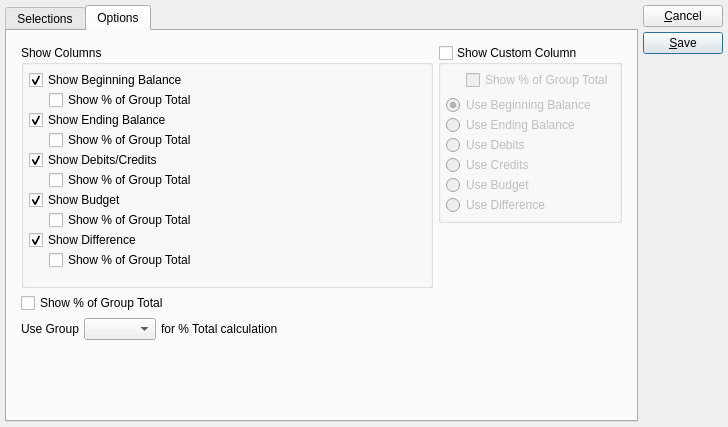
First picture: the form in xtuple/trunk/guiclient/financialLayoutItem.ui, repository WooodHead/xtuple, before the edit.
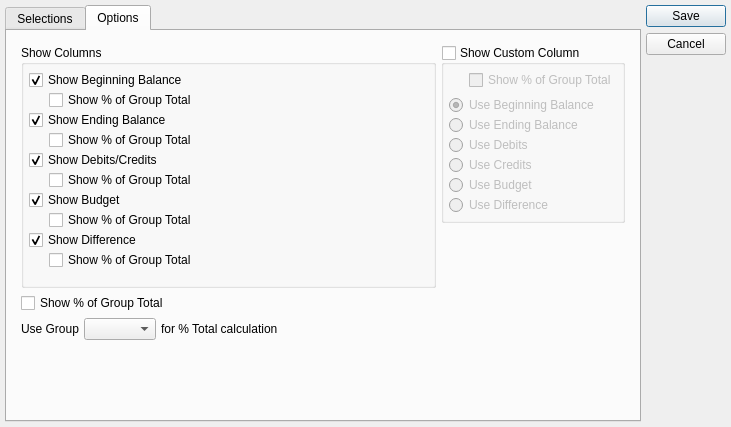
Second picture: the form after the edit. The open tabs and pages were chosen to show the change. Custom widgets are drawn as their Qt base class.

Commit message: issue #11869:  Some touch up to financial report layout for project accounting.

```diff
--- a/xtuple/trunk/guiclient/financialLayoutItem.ui
+++ b/xtuple/trunk/guiclient/financialLayoutItem.ui
@@ -8,22 +8,22 @@
 is available at www.xtuple.com/CPAL.  By using this software, you agree
 to be bound by its terms.</comment>
  <class>financialLayoutItem</class>
- <widget class="QDialog" name="financialLayoutItem" >
-  <property name="geometry" >
+ <widget class="QDialog" name="financialLayoutItem">
+  <property name="geometry">
    <rect>
     <x>0</x>
     <y>0</y>
-    <width>728</width>
+    <width>731</width>
     <height>427</height>
    </rect>
   </property>
   <property name="windowTitle" >
    <string>Financial Report Item</string>
   </property>
-  <layout class="QGridLayout" >
-   <item row="0" column="0" >
-    <widget class="QTabWidget" name="_tab" >
-     <property name="currentIndex" >
+  <layout class="QGridLayout" name="gridLayout">
+   <item row="0" column="0">
+    <widget class="QTabWidget" name="_tab">
+     <property name="currentIndex">
       <number>0</number>
      </property>
      <widget class="QWidget" name="_selection" >
@@ -397,39 +397,30 @@
       <attribute name="title" >
        <string>Options</string>
       </attribute>
-      <layout class="QGridLayout" >
-       <item row="0" column="0" >
-        <layout class="QGridLayout" >
-         <property name="leftMargin" >
+      <layout class="QGridLayout">
+       <item row="0" column="0">
+        <layout class="QGridLayout">
+         <property name="margin">
           <number>9</number>
          </property>
-         <property name="topMargin" >
-          <number>9</number>
-         </property>
-         <property name="rightMargin" >
-          <number>9</number>
-         </property>
-         <property name="bottomMargin" >
-          <number>9</number>
-         </property>
-         <item row="0" column="0" >
-          <layout class="QVBoxLayout" >
+         <item row="0" column="0">
+          <layout class="QVBoxLayout">
            <item>
-            <layout class="QVBoxLayout" >
+            <layout class="QVBoxLayout">
              <item>
-              <widget class="QGroupBox" name="_showColumns" >
-               <property name="title" >
+              <widget class="QGroupBox" name="_showColumns">
+               <property name="title">
                 <string>Show Columns</string>
                </property>
-               <layout class="QGridLayout" >
-                <item row="0" column="0" >
-                 <layout class="QVBoxLayout" >
-                  <property name="spacing" >
+               <layout class="QGridLayout">
+                <item row="0" column="0">
+                 <layout class="QVBoxLayout">
+                  <property name="spacing">
                    <number>0</number>
                   </property>
                   <item>
-                   <widget class="QCheckBox" name="_showBeginning" >
-                    <property name="text" >
+                   <widget class="QCheckBox" name="_showBeginning">
+                    <property name="text">
                      <string>Show Beginning Balance</string>
                     </property>
                     <property name="checked" >
@@ -438,8 +429,8 @@
                    </widget>
                   </item>
                   <item>
-                   <layout class="QHBoxLayout" >
-                    <property name="spacing" >
+                   <layout class="QHBoxLayout">
+                    <property name="spacing">
                      <number>0</number>
                     </property>
                     <item>
@@ -459,8 +450,8 @@
                      </spacer>
                     </item>
                     <item>
-                     <widget class="QCheckBox" name="_showBeginningPrcnt" >
-                      <property name="text" >
+                     <widget class="QCheckBox" name="_showBeginningPrcnt">
+                      <property name="text">
                        <string>Show % of Group Total</string>
                       </property>
                      </widget>
@@ -468,8 +459,8 @@
                    </layout>
                   </item>
                   <item>
-                   <widget class="QCheckBox" name="_showEnding" >
-                    <property name="text" >
+                   <widget class="QCheckBox" name="_showEnding">
+                    <property name="text">
                      <string>Show Ending Balance</string>
                     </property>
                     <property name="checked" >
@@ -478,8 +469,8 @@
                    </widget>
                   </item>
                   <item>
-                   <layout class="QHBoxLayout" >
-                    <property name="spacing" >
+                   <layout class="QHBoxLayout">
+                    <property name="spacing">
                      <number>0</number>
                     </property>
                     <item>
@@ -499,8 +490,8 @@
                      </spacer>
                     </item>
                     <item>
-                     <widget class="QCheckBox" name="_showEndingPrcnt" >
-                      <property name="text" >
+                     <widget class="QCheckBox" name="_showEndingPrcnt">
+                      <property name="text">
                        <string>Show % of Group Total</string>
                       </property>
                      </widget>
@@ -508,8 +499,8 @@
                    </layout>
                   </item>
                   <item>
-                   <widget class="QCheckBox" name="_showDB" >
-                    <property name="text" >
+                   <widget class="QCheckBox" name="_showDB">
+                    <property name="text">
                      <string>Show Debits/Credits</string>
                     </property>
                     <property name="checked" >
@@ -518,8 +509,8 @@
                    </widget>
                   </item>
                   <item>
-                   <layout class="QHBoxLayout" >
-                    <property name="spacing" >
+                   <layout class="QHBoxLayout">
+                    <property name="spacing">
                      <number>0</number>
                     </property>
                     <item>
@@ -539,8 +530,8 @@
                      </spacer>
                     </item>
                     <item>
-                     <widget class="QCheckBox" name="_showDBPrcnt" >
-                      <property name="text" >
+                     <widget class="QCheckBox" name="_showDBPrcnt">
+                      <property name="text">
                        <string>Show % of Group Total</string>
                       </property>
                      </widget>
@@ -548,8 +539,8 @@
                    </layout>
                   </item>
                   <item>
-                   <widget class="QCheckBox" name="_showBudget" >
-                    <property name="text" >
+                   <widget class="QCheckBox" name="_showBudget">
+                    <property name="text">
                      <string>Show Budget</string>
                     </property>
                     <property name="checked" >
@@ -558,8 +549,8 @@
                    </widget>
                   </item>
                   <item>
-                   <layout class="QHBoxLayout" >
-                    <property name="spacing" >
+                   <layout class="QHBoxLayout">
+                    <property name="spacing">
                      <number>0</number>
                     </property>
                     <item>
@@ -579,8 +570,8 @@
                      </spacer>
                     </item>
                     <item>
-                     <widget class="QCheckBox" name="_showBudgetPrcnt" >
-                      <property name="text" >
+                     <widget class="QCheckBox" name="_showBudgetPrcnt">
+                      <property name="text">
                        <string>Show % of Group Total</string>
                       </property>
                      </widget>
@@ -588,8 +579,8 @@
                    </layout>
                   </item>
                   <item>
-                   <widget class="QCheckBox" name="_showDiff" >
-                    <property name="text" >
+                   <widget class="QCheckBox" name="_showDiff">
+                    <property name="text">
                      <string>Show Difference</string>
                     </property>
                     <property name="checked" >
@@ -598,8 +589,8 @@
                    </widget>
                   </item>
                   <item>
-                   <layout class="QHBoxLayout" >
-                    <property name="spacing" >
+                   <layout class="QHBoxLayout">
+                    <property name="spacing">
                      <number>0</number>
                     </property>
                     <item>
@@ -619,8 +610,8 @@
                      </spacer>
                     </item>
                     <item>
-                     <widget class="QCheckBox" name="_showDiffPrcnt" >
-                      <property name="text" >
+                     <widget class="QCheckBox" name="_showDiffPrcnt">
+                      <property name="text">
                        <string>Show % of Group Total</string>
                       </property>
                      </widget>
@@ -649,15 +640,15 @@
               </widget>
              </item>
              <item>
-              <widget class="QCheckBox" name="_showPrcnt" >
-               <property name="text" >
+              <widget class="QCheckBox" name="_showPrcnt">
+               <property name="text">
                 <string>Show % of Group Total</string>
                </property>
               </widget>
              </item>
              <item>
-              <layout class="QHBoxLayout" >
-               <property name="spacing" >
+              <layout class="QHBoxLayout">
+               <property name="spacing">
                 <number>5</number>
                </property>
                <item>
@@ -712,11 +703,11 @@
            </item>
           </layout>
          </item>
-         <item row="0" column="1" >
-          <layout class="QVBoxLayout" >
+         <item row="0" column="1">
+          <layout class="QVBoxLayout">
            <item>
-            <widget class="QGroupBox" name="_showCustom" >
-             <property name="title" >
+            <widget class="QGroupBox" name="_showCustom">
+             <property name="title">
               <string>Show Custom Column</string>
              </property>
              <property name="checkable" >
@@ -725,25 +716,16 @@
              <property name="checked" >
               <bool>false</bool>
              </property>
-             <layout class="QVBoxLayout" >
-              <property name="spacing" >
+             <layout class="QVBoxLayout">
+              <property name="spacing">
                <number>5</number>
               </property>
-              <property name="leftMargin" >
-               <number>5</number>
-              </property>
-              <property name="topMargin" >
-               <number>5</number>
-              </property>
-              <property name="rightMargin" >
-               <number>5</number>
-              </property>
-              <property name="bottomMargin" >
+              <property name="margin">
                <number>5</number>
               </property>
               <item>
-               <layout class="QHBoxLayout" >
-                <property name="spacing" >
+               <layout class="QHBoxLayout">
+                <property name="spacing">
                  <number>0</number>
                 </property>
                 <item>
@@ -763,8 +745,8 @@
                  </spacer>
                 </item>
                 <item>
-                 <widget class="QCheckBox" name="_showCustomPrcnt" >
-                  <property name="text" >
+                 <widget class="QCheckBox" name="_showCustomPrcnt">
+                  <property name="text">
                    <string>Show % of Group Total</string>
                   </property>
                  </widget>
@@ -772,13 +754,13 @@
                </layout>
               </item>
               <item>
-               <layout class="QVBoxLayout" >
-                <property name="spacing" >
+               <layout class="QVBoxLayout">
+                <property name="spacing">
                  <number>0</number>
                 </property>
                 <item>
-                 <widget class="QRadioButton" name="_customUseBeginning" >
-                  <property name="text" >
+                 <widget class="QRadioButton" name="_customUseBeginning">
+                  <property name="text">
                    <string>Use Beginning Balance</string>
                   </property>
                   <property name="checked" >
@@ -787,36 +769,36 @@
                  </widget>
                 </item>
                 <item>
-                 <widget class="QRadioButton" name="_customUseEnding" >
-                  <property name="text" >
+                 <widget class="QRadioButton" name="_customUseEnding">
+                  <property name="text">
                    <string>Use Ending Balance</string>
                   </property>
                  </widget>
                 </item>
                 <item>
-                 <widget class="QRadioButton" name="_customUseDebits" >
-                  <property name="text" >
+                 <widget class="QRadioButton" name="_customUseDebits">
+                  <property name="text">
                    <string>Use Debits</string>
                   </property>
                  </widget>
                 </item>
                 <item>
-                 <widget class="QRadioButton" name="_customUseCredits" >
-                  <property name="text" >
+                 <widget class="QRadioButton" name="_customUseCredits">
+                  <property name="text">
                    <string>Use Credits</string>
                   </property>
                  </widget>
                 </item>
                 <item>
-                 <widget class="QRadioButton" name="_customUseBudget" >
-                  <property name="text" >
+                 <widget class="QRadioButton" name="_customUseBudget">
+                  <property name="text">
                    <string>Use Budget</string>
                   </property>
                  </widget>
                 </item>
                 <item>
-                 <widget class="QRadioButton" name="_customUseDiff" >
-                  <property name="text" >
+                 <widget class="QRadioButton" name="_customUseDiff">
+                  <property name="text">
                    <string>Use Difference</string>
                   </property>
                  </widget>
@@ -850,56 +832,19 @@
      </widget>
     </widget>
    </item>
-   <item row="0" column="1" >
-    <layout class="QVBoxLayout" >
-     <property name="spacing" >
-      <number>0</number>
+   <item row="0" column="1">
+    <widget class="QDialogButtonBox" name="_buttonBox">
+     <property name="orientation">
+      <enum>Qt::Vertical</enum>
      </property>
-     <item>
-      <layout class="QVBoxLayout" >
-       <property name="spacing" >
-        <number>5</number>
-       </property>
-       <item>
-        <widget class="QPushButton" name="_close" >
-         <property name="text" >
-          <string>&amp;Cancel</string>
-         </property>
-        </widget>
-       </item>
-       <item>
-        <widget class="QPushButton" name="_save" >
-         <property name="text" >
-          <string>&amp;Save</string>
-         </property>
-         <property name="default" >
-          <bool>true</bool>
-         </property>
-        </widget>
-       </item>
-      </layout>
-     </item>
-     <item>
-      <spacer>
-       <property name="orientation" >
-        <enum>Qt::Vertical</enum>
-       </property>
-       <property name="sizeType" >
-        <enum>QSizePolicy::Expanding</enum>
-       </property>
-       <property name="sizeHint" >
-        <size>
-         <width>10</width>
-         <height>10</height>
-        </size>
-       </property>
-      </spacer>
-     </item>
-    </layout>
+     <property name="standardButtons">
+      <set>QDialogButtonBox::Cancel|QDialogButtonBox::Save</set>
+     </property>
+    </widget>
    </item>
   </layout>
  </widget>
- <layoutdefault spacing="5" margin="5" />
+ <layoutdefault spacing="5" margin="5"/>
  <pixmapfunction>qPixmapFromMimeSource</pixmapfunction>
  <customwidgets>
   <customwidget>
```
Left out of the diff: 316 changed lines with no effect on the pictures. The commit also changes 11 other files.
